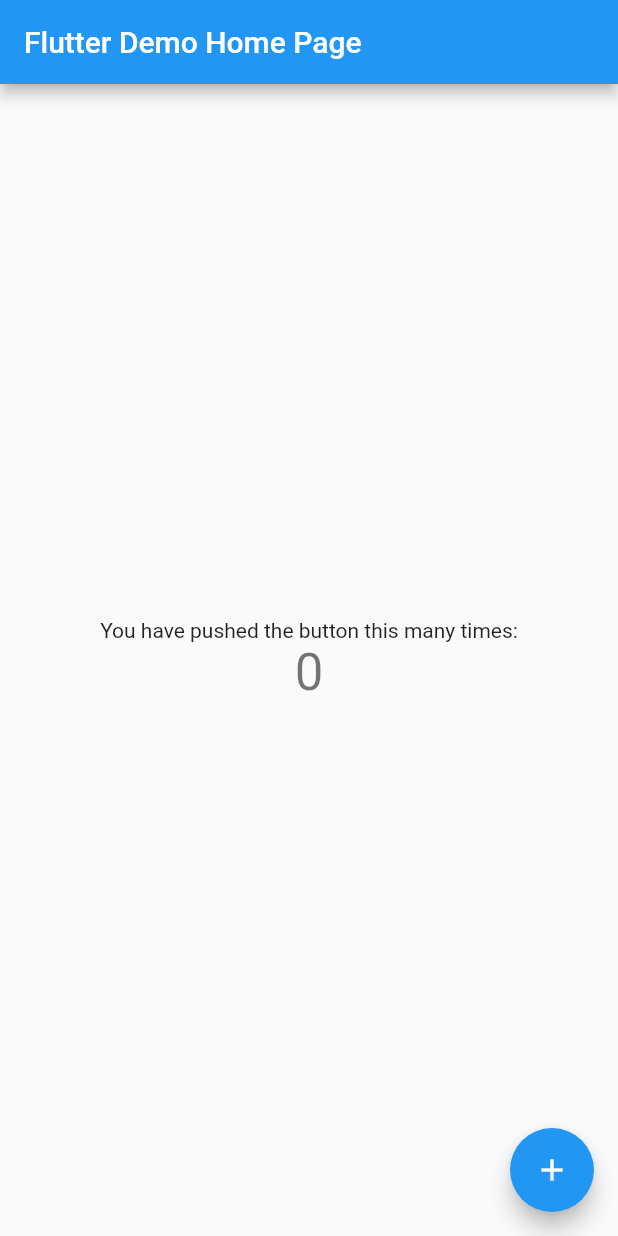
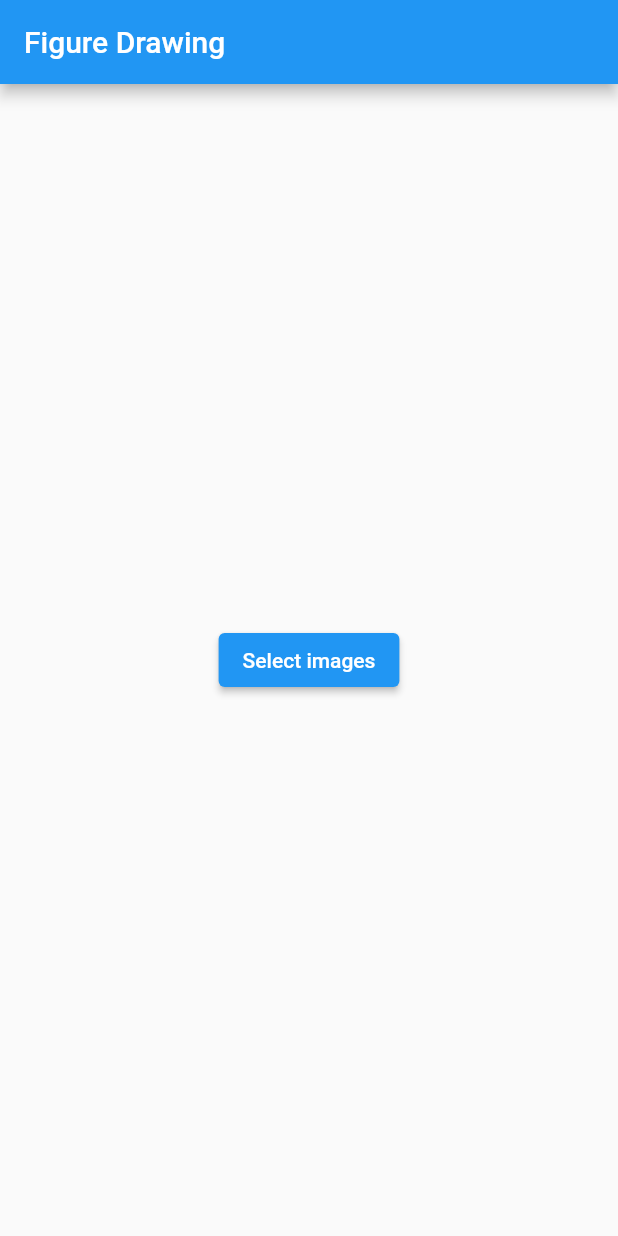
Before and after one commit to greymatcha/figure-drawing, a Flutter app: the screen it shows after launch, on a phone screen of 412 x 824 dp. Run offline on Flutter 3.47's test engine with Material 2 defaults, Android fonts, the phone set to English and light mode, and no system bars; our stand-ins replace file_picker.

Commit message:
feature: load images from folder, display images

```diff
--- a/lib/main.dart
+++ b/lib/main.dart
@@ -1,115 +1,24 @@
 import 'package:flutter/material.dart';
+import 'package:figure_drawing/pages/home.dart';
 
 void main() {
-  runApp(const MyApp());
+  runApp(const FigureDrawingApp());
 }
 
-class MyApp extends StatelessWidget {
-  const MyApp({super.key});
+class FigureDrawingApp extends StatelessWidget {
+  const FigureDrawingApp({
+    super.key
+  });
 
   // This widget is the root of your application.
   @override
   Widget build(BuildContext context) {
     return MaterialApp(
-      title: 'Flutter Demo',
+      title: 'Figure Drawing',
       theme: ThemeData(
-        // This is the theme of your application.
-        //
-        // Try running your application with "flutter run". You'll see the
-        // application has a blue toolbar. Then, without quitting the app, try
-        // changing the primarySwatch below to Colors.green and then invoke
-        // "hot reload" (press "r" in the console where you ran "flutter run",
-        // or simply save your changes to "hot reload" in a Flutter IDE).
-        // Notice that the counter didn't reset back to zero; the application
-        // is not restarted.
         primarySwatch: Colors.blue,
       ),
-      home: const MyHomePage(title: 'Flutter Demo Home Page'),
+      home: HomePage(),
     );
   }
 }
-
-class MyHomePage extends StatefulWidget {
-  const MyHomePage({super.key, required this.title});
-
-  // This widget is the home page of your application. It is stateful, meaning
-  // that it has a State object (defined below) that contains fields that affect
-  // how it looks.
-
-  // This class is the configuration for the state. It holds the values (in this
-  // case the title) provided by the parent (in this case the App widget) and
-  // used by the build method of the State. Fields in a Widget subclass are
-  // always marked "final".
-
-  final String title;
-
-  @override
-  State<MyHomePage> createState() => _MyHomePageState();
-}
-
-class _MyHomePageState extends State<MyHomePage> {
-  int _counter = 0;
-
-  void _incrementCounter() {
-    setState(() {
-      // This call to setState tells the Flutter framework that something has
-      // changed in this State, which causes it to rerun the build method below
-      // so that the display can reflect the updated values. If we changed
-      // _counter without calling setState(), then the build method would not be
-      // called again, and so nothing would appear to happen.
-      _counter++;
-    });
-  }
-
-  @override
-  Widget build(BuildContext context) {
-    // This method is rerun every time setState is called, for instance as done
-    // by the _incrementCounter method above.
-    //
-    // The Flutter framework has been optimized to make rerunning build methods
-    // fast, so that you can just rebuild anything that needs updating rather
-    // than having to individually change instances of widgets.
-    return Scaffold(
-      appBar: AppBar(
-        // Here we take the value from the MyHomePage object that was created by
-        // the App.build method, and use it to set our appbar title.
-        title: Text(widget.title),
-      ),
-      body: Center(
-        // Center is a layout widget. It takes a single child and positions it
-        // in the middle of the parent.
-        child: Column(
-          // Column is also a layout widget. It takes a list of children and
-          // arranges them vertically. By default, it sizes itself to fit its
-          // children horizontally, and tries to be as tall as its parent.
-          //
-          // Invoke "debug painting" (press "p" in the console, choose the
-          // "Toggle Debug Paint" action from the Flutter Inspector in Android
-          // Studio, or the "Toggle Debug Paint" command in Visual Studio Code)
-          // to see the wireframe for each widget.
-          //
-          // Column has various properties to control how it sizes itself and
-          // how it positions its children. Here we use mainAxisAlignment to
-          // center the children vertically; the main axis here is the vertical
-          // axis because Columns are vertical (the cross axis would be
-          // horizontal).
-          mainAxisAlignment: MainAxisAlignment.center,
-          children: <Widget>[
-            const Text(
-              'You have pushed the button this many times:',
-            ),
-            Text(
-              '$_counter',
-              style: Theme.of(context).textTheme.headline4,
-            ),
-          ],
-        ),
-      ),
-      floatingActionButton: FloatingActionButton(
-        onPressed: _incrementCounter,
-        tooltip: 'Increment',
-        child: const Icon(Icons.add),
-      ), // This trailing comma makes auto-formatting nicer for build methods.
-    );
-  }
-}
--- /dev/null
+++ b/lib/pages/home.dart
@@ -0,0 +1,62 @@
+import 'package:flutter/material.dart';
+import 'package:file_picker/file_picker.dart';
+import 'dart:io' as io;
+
+import 'package:figure_drawing/pages/display.dart';
+
+class HomePage extends StatefulWidget {
+  @override
+  _HomePageState createState() => _HomePageState();
+}
+
+class _HomePageState extends State<HomePage> {
+  List<String> files = [];
+
+  @override
+  Widget build(BuildContext context) {
+    return Scaffold(
+      appBar: AppBar(
+        title: const Text('Figure Drawing'),
+      ),
+      body: Center(
+        child: ElevatedButton(
+          child: const Text('Select images'),
+          onPressed: () async {
+            String? selectedDirectory = await FilePicker.platform.getDirectoryPath();
+            if (selectedDirectory != null) {
+              List <String> imagePaths = getImagesInDirectoryRecursive(selectedDirectory);
+
+              if (!mounted) return;
+
+              Navigator.push(
+                context,
+                MaterialPageRoute(builder: (context) => DisplayPage(imagePaths: imagePaths)),
+              );
+            }
+          },
+        ),
+      ),
+    );
+  }
+}
+
+List <String> getImagesInDirectoryRecursive(String directory, {int currentDepth = 0}) {
+  List <String> result = [];
+
+  // Safeguard to make sure we don't infinitely search through files
+  if (currentDepth > 7) {
+    debugPrint("Max search depth reached");
+    return result;
+  }
+
+  List <io.FileSystemEntity> elementList = io.Directory(directory).listSync();
+  for (var i = 0; i < elementList.length; i++) {
+    var element = elementList[i];
+    if (io.FileSystemEntity.isDirectorySync(element.path)) {
+      result = [...result, ...getImagesInDirectoryRecursive(element.path, currentDepth: currentDepth + 1)];
+    } else {
+      result.add(element.path);
+    }
+  }
+  return result;
+}
--- a/pubspec.yaml
+++ b/pubspec.yaml
@@ -36,6 +36,9 @@ dependencies:
   # The following adds the Cupertino Icons font to your application.
   # Use with the CupertinoIcons class for iOS style icons.
   cupertino_icons: ^1.0.2
+
+  file_picker: ^5.2.2
+  io: ^1.0.3
 
 dev_dependencies:
   flutter_test:
```
Also changed, not shown: lib/pages/display.dart (added, +62 -0 lines), pubspec.lock, 2 other files.
